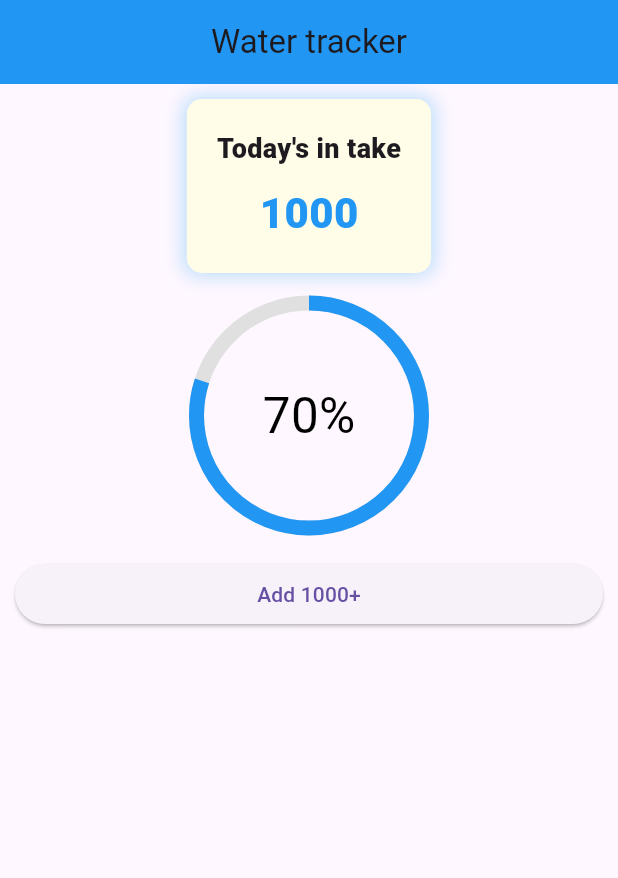
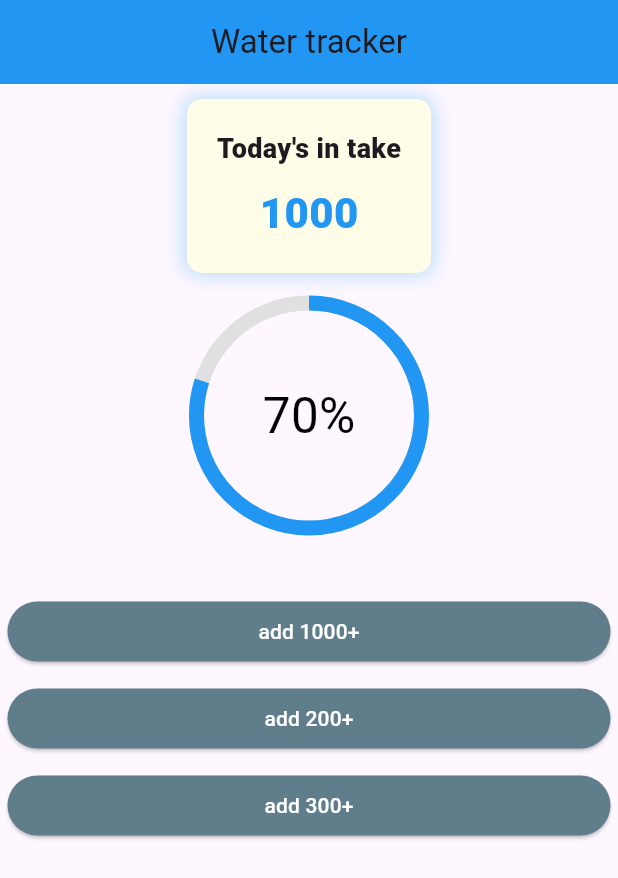
Before and after one commit to ashura-01/water_Tracker, a Flutter app: the screen it shows after launch, on a phone screen of 412 x 824 dp. Shown: the top 878 px of the screen. Run offline on Flutter 3.47's test engine with Material 3 defaults, Android fonts, the phone set to English and light mode, and no system bars; our stand-ins replace sizer.

Commit message:
modified some things

```diff
--- a/lib/addwaterbtn.dart
+++ b/lib/addwaterbtn.dart
@@ -1,15 +1,19 @@
 import 'package:flutter/material.dart';
 
 class Addwaterbtn extends StatelessWidget {
-  const Addwaterbtn({super.key});
+  final String name;
+  const Addwaterbtn({super.key, required this.name});
 
   @override
   Widget build(BuildContext context) {
     return SizedBox(
       width: double.infinity,
       child: Padding(
-        padding: EdgeInsets.all(10),
-        child: ElevatedButton(onPressed: () {}, child: Text("Add 1000+")),
+        padding: EdgeInsets.all(5),
+        child: ElevatedButton(
+            onPressed: () {},
+            style: ElevatedButton.styleFrom(backgroundColor: Colors.blueGrey,foregroundColor: Colors.white),
+            child: Text(name)),
       ),
     );
   }
--- a/lib/homepage.dart
+++ b/lib/homepage.dart
@@ -61,9 +61,11 @@ class _HomePageState extends State<HomePage> {
                 Text("70%",style: TextStyle(color: Colors.black,fontSize: 4.h),),
               ],
             ),
-            SizedBox(height: 10,),
+            SizedBox(height: 40,),
             Wrap(children: [
-              Addwaterbtn(),
+              Addwaterbtn(name: "add 1000+"),
+              Addwaterbtn(name: "add 200+"),
+              Addwaterbtn(name: "add 300+"),
             ],),
           ],
         ),
```
